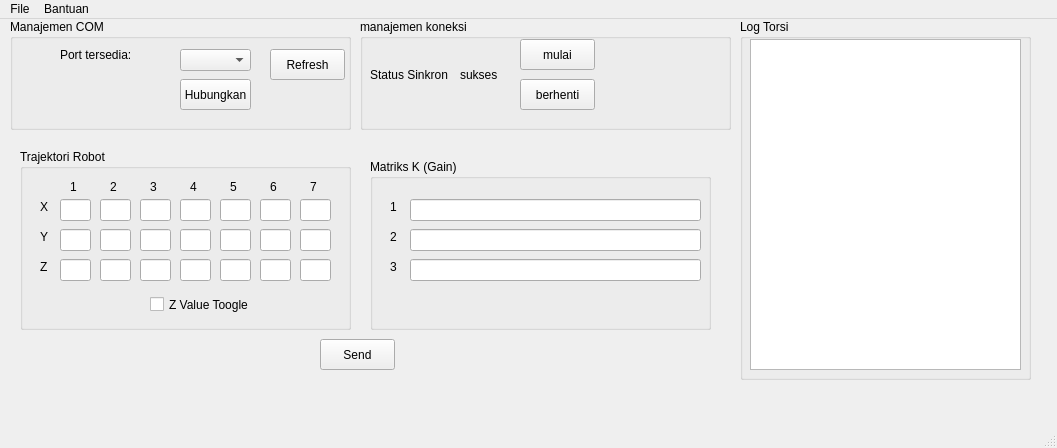
Above: main-window-revised.ui from maplezs/EWS_3_4a before the change. Below: the same form after it.
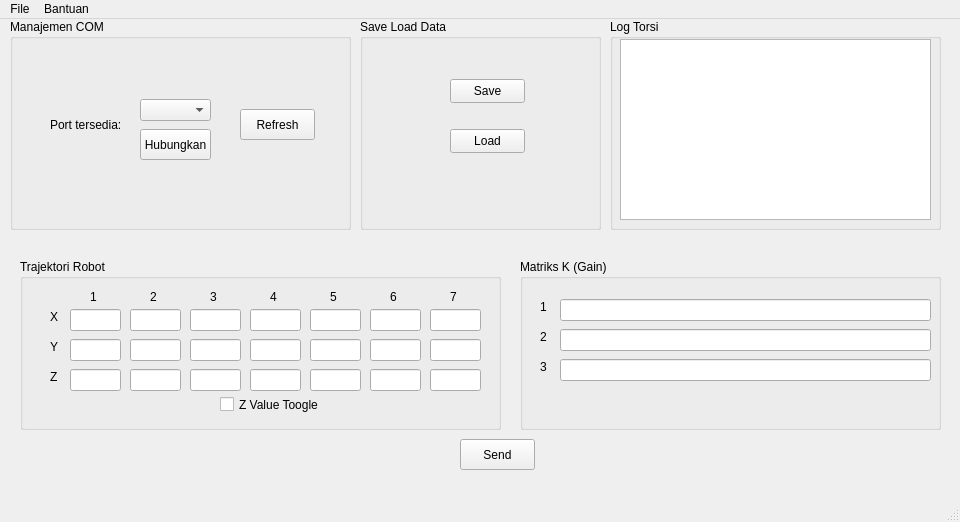
That is the form after the change.

Commit message: feat: simpan dan muat data pengecekan semua kolom sebelum simpan atau kirim data fix: log torsi tidak lagi crash

```diff
--- a/main-window-revised.ui
+++ b/main-window-revised.ui
@@ -6,8 +6,8 @@
    <rect>
     <x>0</x>
     <y>0</y>
-    <width>1057</width>
-    <height>448</height>
+    <width>960</width>
+    <height>522</height>
    </rect>
   </property>
   <property name="windowTitle">
@@ -20,7 +20,7 @@
       <x>10</x>
       <y>0</y>
       <width>341</width>
-      <height>111</height>
+      <height>211</height>
      </rect>
     </property>
     <property name="title">
@@ -29,8 +29,8 @@
     <widget class="QPushButton" name="pushButton">
      <property name="geometry">
       <rect>
-       <x>260</x>
-       <y>30</y>
+       <x>230</x>
+       <y>90</y>
        <width>75</width>
        <height>31</height>
       </rect>
@@ -42,8 +42,8 @@
     <widget class="QPushButton" name="pushButton_2">
      <property name="geometry">
       <rect>
-       <x>170</x>
-       <y>60</y>
+       <x>130</x>
+       <y>110</y>
        <width>71</width>
        <height>31</height>
       </rect>
@@ -55,8 +55,8 @@
     <widget class="QComboBox" name="comboBox">
      <property name="geometry">
       <rect>
-       <x>170</x>
-       <y>30</y>
+       <x>130</x>
+       <y>80</y>
        <width>71</width>
        <height>22</height>
       </rect>
@@ -65,8 +65,8 @@
     <widget class="QLabel" name="label">
      <property name="geometry">
       <rect>
-       <x>50</x>
-       <y>20</y>
+       <x>40</x>
+       <y>90</y>
        <width>81</width>
        <height>31</height>
       </rect>
@@ -79,8 +79,8 @@
    <widget class="QGroupBox" name="groupBox_2">
     <property name="geometry">
      <rect>
-      <x>360</x>
-      <y>0</y>
+      <x>330</x>
+      <y>490</y>
       <width>371</width>
       <height>111</height>
      </rect>
@@ -145,18 +145,18 @@
     <property name="geometry">
      <rect>
       <x>10</x>
-      <y>120</y>
-      <width>721</width>
-      <height>241</height>
+      <y>220</y>
+      <width>941</width>
+      <height>251</height>
      </rect>
     </property>
     <widget class="QGroupBox" name="groupBox_4">
      <property name="geometry">
       <rect>
        <x>10</x>
-       <y>10</y>
-       <width>331</width>
-       <height>181</height>
+       <y>20</y>
+       <width>481</width>
+       <height>171</height>
       </rect>
      </property>
      <property name="title">
@@ -165,9 +165,9 @@
      <widget class="QLineEdit" name="x4">
       <property name="geometry">
        <rect>
-        <x>200</x>
+        <x>290</x>
         <y>50</y>
-        <width>31</width>
+        <width>51</width>
         <height>22</height>
        </rect>
       </property>
@@ -175,9 +175,9 @@
      <widget class="QLineEdit" name="y4">
       <property name="geometry">
        <rect>
-        <x>200</x>
+        <x>290</x>
         <y>80</y>
-        <width>31</width>
+        <width>51</width>
         <height>22</height>
        </rect>
       </property>
@@ -185,9 +185,9 @@
      <widget class="QLineEdit" name="z4">
       <property name="geometry">
        <rect>
-        <x>200</x>
+        <x>290</x>
         <y>110</y>
-        <width>31</width>
+        <width>51</width>
         <height>22</height>
        </rect>
       </property>
@@ -195,9 +195,9 @@
      <widget class="QLineEdit" name="x0">
       <property name="geometry">
        <rect>
-        <x>40</x>
+        <x>50</x>
         <y>50</y>
-        <width>31</width>
+        <width>51</width>
         <height>22</height>
        </rect>
       </property>
@@ -205,9 +205,9 @@
      <widget class="QLineEdit" name="z0">
       <property name="geometry">
        <rect>
-        <x>40</x>
+        <x>50</x>
         <y>110</y>
-        <width>31</width>
+        <width>51</width>
         <height>22</height>
        </rect>
       </property>
@@ -215,9 +215,9 @@
      <widget class="QLineEdit" name="z2">
       <property name="geometry">
        <rect>
-        <x>120</x>
+        <x>170</x>
         <y>110</y>
-        <width>31</width>
+        <width>51</width>
         <height>22</height>
        </rect>
       </property>
@@ -225,9 +225,9 @@
      <widget class="QLineEdit" name="y1">
       <property name="geometry">
        <rect>
-        <x>80</x>
+        <x>110</x>
         <y>80</y>
-        <width>31</width>
+        <width>51</width>
         <height>22</height>
        </rect>
       </property>
@@ -235,9 +235,9 @@
      <widget class="QLineEdit" name="x1">
       <property name="geometry">
        <rect>
-        <x>80</x>
+        <x>110</x>
         <y>50</y>
-        <width>31</width>
+        <width>51</width>
         <height>22</height>
        </rect>
       </property>
@@ -245,9 +245,9 @@
      <widget class="QLineEdit" name="z3">
       <property name="geometry">
        <rect>
-        <x>160</x>
+        <x>230</x>
         <y>110</y>
-        <width>31</width>
+        <width>51</width>
         <height>22</height>
        </rect>
       </property>
@@ -255,9 +255,9 @@
      <widget class="QLineEdit" name="y2">
       <property name="geometry">
        <rect>
-        <x>120</x>
+        <x>170</x>
         <y>80</y>
-        <width>31</width>
+        <width>51</width>
         <height>22</height>
        </rect>
       </property>
@@ -265,9 +265,9 @@
      <widget class="QLineEdit" name="z1">
       <property name="geometry">
        <rect>
-        <x>80</x>
+        <x>110</x>
         <y>110</y>
-        <width>31</width>
+        <width>51</width>
         <height>22</height>
        </rect>
       </property>
@@ -275,9 +275,9 @@
      <widget class="QLineEdit" name="y0">
       <property name="geometry">
        <rect>
-        <x>40</x>
+        <x>50</x>
         <y>80</y>
-        <width>31</width>
+        <width>51</width>
         <height>22</height>
        </rect>
       </property>
@@ -285,9 +285,9 @@
      <widget class="QLineEdit" name="x2">
       <property name="geometry">
        <rect>
-        <x>120</x>
+        <x>170</x>
         <y>50</y>
-        <width>31</width>
+        <width>51</width>
         <height>22</height>
        </rect>
       </property>
@@ -295,9 +295,9 @@
      <widget class="QLineEdit" name="x3">
       <property name="geometry">
        <rect>
-        <x>160</x>
+        <x>230</x>
         <y>50</y>
-        <width>31</width>
+        <width>51</width>
         <height>22</height>
        </rect>
       </property>
@@ -305,9 +305,9 @@
      <widget class="QLineEdit" name="y3">
       <property name="geometry">
        <rect>
-        <x>160</x>
+        <x>230</x>
         <y>80</y>
-        <width>31</width>
+        <width>51</width>
         <height>22</height>
        </rect>
       </property>
@@ -315,7 +315,7 @@
      <widget class="QLabel" name="label_4">
       <property name="geometry">
        <rect>
-        <x>50</x>
+        <x>70</x>
         <y>30</y>
         <width>16</width>
         <height>16</height>
@@ -328,7 +328,7 @@
      <widget class="QLabel" name="label_6">
       <property name="geometry">
        <rect>
-        <x>90</x>
+        <x>130</x>
         <y>30</y>
         <width>16</width>
         <height>16</height>
@@ -341,7 +341,7 @@
      <widget class="QLabel" name="label_7">
       <property name="geometry">
        <rect>
-        <x>130</x>
+        <x>190</x>
         <y>30</y>
         <width>16</width>
         <height>16</height>
@@ -354,7 +354,7 @@
      <widget class="QLabel" name="label_8">
       <property name="geometry">
        <rect>
-        <x>170</x>
+        <x>250</x>
         <y>30</y>
         <width>16</width>
         <height>16</height>
@@ -367,7 +367,7 @@
      <widget class="QLabel" name="label_9">
       <property name="geometry">
        <rect>
-        <x>210</x>
+        <x>310</x>
         <y>30</y>
         <width>16</width>
         <height>16</height>
@@ -380,7 +380,7 @@
      <widget class="QLabel" name="label_10">
       <property name="geometry">
        <rect>
-        <x>20</x>
+        <x>30</x>
         <y>50</y>
         <width>16</width>
         <height>16</height>
@@ -393,7 +393,7 @@
      <widget class="QLabel" name="label_11">
       <property name="geometry">
        <rect>
-        <x>20</x>
+        <x>30</x>
         <y>80</y>
         <width>16</width>
         <height>16</height>
@@ -406,7 +406,7 @@
      <widget class="QLabel" name="label_12">
       <property name="geometry">
        <rect>
-        <x>20</x>
+        <x>30</x>
         <y>110</y>
         <width>16</width>
         <height>16</height>
@@ -419,8 +419,8 @@
      <widget class="QCheckBox" name="checkBox">
       <property name="geometry">
        <rect>
-        <x>130</x>
-        <y>140</y>
+        <x>200</x>
+        <y>130</y>
         <width>101</width>
         <height>31</height>
        </rect>
@@ -432,9 +432,9 @@
      <widget class="QLineEdit" name="x5">
       <property name="geometry">
        <rect>
-        <x>240</x>
+        <x>350</x>
         <y>50</y>
-        <width>31</width>
+        <width>51</width>
         <height>22</height>
        </rect>
       </property>
@@ -442,9 +442,9 @@
      <widget class="QLineEdit" name="y5">
       <property name="geometry">
        <rect>
-        <x>240</x>
+        <x>350</x>
         <y>80</y>
-        <width>31</width>
+        <width>51</width>
         <height>22</height>
        </rect>
       </property>
@@ -452,9 +452,9 @@
      <widget class="QLineEdit" name="z5">
       <property name="geometry">
        <rect>
-        <x>240</x>
+        <x>350</x>
         <y>110</y>
-        <width>31</width>
+        <width>51</width>
         <height>22</height>
        </rect>
       </property>
@@ -462,7 +462,7 @@
      <widget class="QLabel" name="label_13">
       <property name="geometry">
        <rect>
-        <x>250</x>
+        <x>370</x>
         <y>30</y>
         <width>16</width>
         <height>16</height>
@@ -475,9 +475,9 @@
      <widget class="QLineEdit" name="x6">
       <property name="geometry">
        <rect>
-        <x>280</x>
+        <x>410</x>
         <y>50</y>
-        <width>31</width>
+        <width>51</width>
         <height>22</height>
        </rect>
       </property>
@@ -485,9 +485,9 @@
      <widget class="QLineEdit" name="y6">
       <property name="geometry">
        <rect>
-        <x>280</x>
+        <x>410</x>
         <y>80</y>
-        <width>31</width>
+        <width>51</width>
         <height>22</height>
        </rect>
       </property>
@@ -495,9 +495,9 @@
      <widget class="QLineEdit" name="z6">
       <property name="geometry">
        <rect>
-        <x>280</x>
+        <x>410</x>
         <y>110</y>
-        <width>31</width>
+        <width>51</width>
         <height>22</height>
        </rect>
       </property>
@@ -505,7 +505,7 @@
      <widget class="QLabel" name="label_14">
       <property name="geometry">
        <rect>
-        <x>290</x>
+        <x>430</x>
         <y>30</y>
         <width>16</width>
         <height>16</height>
@@ -519,9 +519,9 @@
     <widget class="QGroupBox" name="groupBox_3">
      <property name="geometry">
       <rect>
-       <x>360</x>
+       <x>510</x>
        <y>20</y>
-       <width>341</width>
+       <width>421</width>
        <height>171</height>
       </rect>
      </property>
@@ -533,7 +533,7 @@
        <rect>
         <x>40</x>
         <y>40</y>
-        <width>291</width>
+        <width>371</width>
         <height>22</height>
        </rect>
       </property>
@@ -543,7 +543,7 @@
        <rect>
         <x>40</x>
         <y>70</y>
-        <width>291</width>
+        <width>371</width>
         <height>22</height>
        </rect>
       </property>
@@ -553,7 +553,7 @@
        <rect>
         <x>40</x>
         <y>100</y>
-        <width>291</width>
+        <width>371</width>
         <height>22</height>
        </rect>
       </property>
@@ -601,7 +601,7 @@
     <widget class="QPushButton" name="pushButton_5">
      <property name="geometry">
       <rect>
-       <x>310</x>
+       <x>450</x>
        <y>200</y>
        <width>75</width>
        <height>31</height>
@@ -615,10 +615,10 @@
    <widget class="QGroupBox" name="groupBox_7">
     <property name="geometry">
      <rect>
-      <x>740</x>
+      <x>610</x>
       <y>0</y>
-      <width>291</width>
-      <height>361</height>
+      <width>331</width>
+      <height>211</height>
      </rect>
     </property>
     <property name="title">
@@ -629,19 +629,58 @@
       <rect>
        <x>10</x>
        <y>20</y>
-       <width>271</width>
-       <height>331</height>
+       <width>311</width>
+       <height>181</height>
       </rect>
      </property>
     </widget>
    </widget>
+   <widget class="QGroupBox" name="groupBox_5">
+    <property name="geometry">
+     <rect>
+      <x>360</x>
+      <y>0</y>
+      <width>241</width>
+      <height>211</height>
+     </rect>
+    </property>
+    <property name="title">
+     <string>Save Load Data</string>
+    </property>
+    <widget class="QPushButton" name="pushButton_6">
+     <property name="geometry">
+      <rect>
+       <x>90</x>
+       <y>60</y>
+       <width>75</width>
+       <height>24</height>
+      </rect>
+     </property>
+     <property name="text">
+      <string>Save</string>
+     </property>
+    </widget>
+    <widget class="QPushButton" name="pushButton_7">
+     <property name="geometry">
+      <rect>
+       <x>90</x>
+       <y>110</y>
+       <width>75</width>
+       <height>24</height>
+      </rect>
+     </property>
+     <property name="text">
+      <string>Load</string>
+     </property>
+    </widget>
+   </widget>
   </widget>
   <widget class="QMenuBar" name="menubar">
    <property name="geometry">
     <rect>
      <x>0</x>
      <y>0</y>
-     <width>1057</width>
+     <width>960</width>
      <height>22</height>
     </rect>
    </property>
```
The commit also changes 3 other files.
